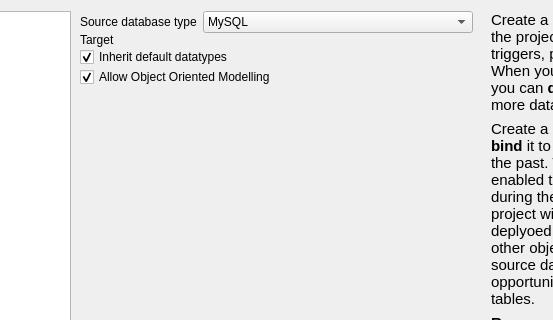
Old version of the form src/gui/NewProjectDialog.ui in the repository fritzone/ddm; both pictures show x 228 to 781 and y 0 to 320 of the 1021 by 579 pixel window.
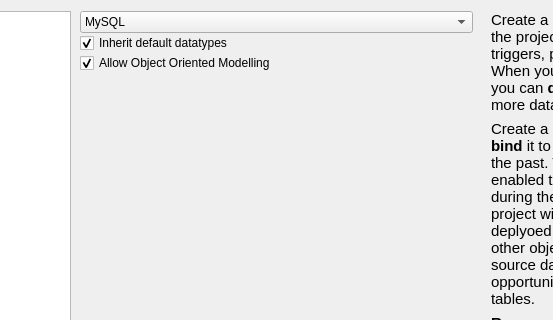
New version of the form. Icons and pictures are not drawn.

```diff
--- a/src/gui/NewProjectDialog.ui
+++ b/src/gui/NewProjectDialog.ui
@@ -174,23 +174,31 @@
          <property name="topMargin">
           <number>0</number>
          </property>
-         <item row="0" column="0">
-          <widget class="QLabel" name="lblSourceDatabase">
+         <item row="7" column="0" colspan="2">
+          <widget class="QCheckBox" name="chkInheritDefaultDatatypes">
+           <property name="toolTip">
+            <string>&lt;!DOCTYPE HTML PUBLIC &quot;-//W3C//DTD HTML 4.0//EN&quot; &quot;http://www.w3.org/TR/REC-html40/strict.dtd&quot;&gt;
+&lt;html&gt;&lt;head&gt;&lt;meta name=&quot;qrichtext&quot; content=&quot;1&quot; /&gt;&lt;style type=&quot;text/css&quot;&gt;
+p, li { white-space: pre-wrap; }
+&lt;/style&gt;&lt;/head&gt;&lt;body style=&quot; font-family:'Sans'; font-size:10pt; font-weight:400; font-style:normal;&quot;&gt;
+&lt;p style=&quot; margin-top:0px; margin-bottom:0px; margin-left:0px; margin-right:0px; -qt-block-indent:0; text-indent:0px;&quot;&gt;Populates your solution with a set of frequently used &lt;span style=&quot; font-weight:600;&quot;&gt;data types&lt;/span&gt;. You can change these during your session to fit your needs. If reverse engineering a database it is not reccomended to check this box.&lt;/p&gt;&lt;/body&gt;&lt;/html&gt;</string>
+           </property>
+           <property name="whatsThis">
+            <string>&lt;!DOCTYPE HTML PUBLIC &quot;-//W3C//DTD HTML 4.0//EN&quot; &quot;http://www.w3.org/TR/REC-html40/strict.dtd&quot;&gt;
+&lt;html&gt;&lt;head&gt;&lt;meta name=&quot;qrichtext&quot; content=&quot;1&quot; /&gt;&lt;style type=&quot;text/css&quot;&gt;
+p, li { white-space: pre-wrap; }
+&lt;/style&gt;&lt;/head&gt;&lt;body style=&quot; font-family:'Sans'; font-size:10pt; font-weight:400; font-style:normal;&quot;&gt;
+&lt;p style=&quot; margin-top:0px; margin-bottom:0px; margin-left:0px; margin-right:0px; -qt-block-indent:0; text-indent:0px;&quot;&gt;Populates your solution with a set of frequently used &lt;span style=&quot; font-weight:600;&quot;&gt;data types&lt;/span&gt;. You can change these during your session to fit your needs. If reverse engineering a database it is not reccomended to check this box.&lt;/p&gt;&lt;/body&gt;&lt;/html&gt;</string>
+           </property>
            <property name="text">
-            <string>Source database type</string>
+            <string>Inherit default datatypes</string>
            </property>
-           <property name="textFormat">
-            <enum>Qt::PlainText</enum>
-           </property>
-           <property name="alignment">
-            <set>Qt::AlignLeading|Qt::AlignLeft|Qt::AlignVCenter</set>
-           </property>
-           <property name="buddy">
-            <cstring>txtSolutionName</cstring>
+           <property name="checked">
+            <bool>true</bool>
            </property>
           </widget>
          </item>
-         <item row="0" column="1">
+         <item row="0" column="0" colspan="2">
           <widget class="QComboBox" name="cmbDatabase">
            <property name="toolTip">
             <string>Select the underlying database for the solution.</string>
@@ -219,30 +227,6 @@
           </widget>
          </item>
          <item row="8" column="0" colspan="2">
-          <widget class="QCheckBox" name="chkInheritDefaultDatatypes">
-           <property name="toolTip">
-            <string>&lt;!DOCTYPE HTML PUBLIC &quot;-//W3C//DTD HTML 4.0//EN&quot; &quot;http://www.w3.org/TR/REC-html40/strict.dtd&quot;&gt;
-&lt;html&gt;&lt;head&gt;&lt;meta name=&quot;qrichtext&quot; content=&quot;1&quot; /&gt;&lt;style type=&quot;text/css&quot;&gt;
-p, li { white-space: pre-wrap; }
-&lt;/style&gt;&lt;/head&gt;&lt;body style=&quot; font-family:'Sans'; font-size:10pt; font-weight:400; font-style:normal;&quot;&gt;
-&lt;p style=&quot; margin-top:0px; margin-bottom:0px; margin-left:0px; margin-right:0px; -qt-block-indent:0; text-indent:0px;&quot;&gt;Populates your solution with a set of frequently used &lt;span style=&quot; font-weight:600;&quot;&gt;data types&lt;/span&gt;. You can change these during your session to fit your needs. If reverse engineering a database it is not reccomended to check this box.&lt;/p&gt;&lt;/body&gt;&lt;/html&gt;</string>
-           </property>
-           <property name="whatsThis">
-            <string>&lt;!DOCTYPE HTML PUBLIC &quot;-//W3C//DTD HTML 4.0//EN&quot; &quot;http://www.w3.org/TR/REC-html40/strict.dtd&quot;&gt;
-&lt;html&gt;&lt;head&gt;&lt;meta name=&quot;qrichtext&quot; content=&quot;1&quot; /&gt;&lt;style type=&quot;text/css&quot;&gt;
-p, li { white-space: pre-wrap; }
-&lt;/style&gt;&lt;/head&gt;&lt;body style=&quot; font-family:'Sans'; font-size:10pt; font-weight:400; font-style:normal;&quot;&gt;
-&lt;p style=&quot; margin-top:0px; margin-bottom:0px; margin-left:0px; margin-right:0px; -qt-block-indent:0; text-indent:0px;&quot;&gt;Populates your solution with a set of frequently used &lt;span style=&quot; font-weight:600;&quot;&gt;data types&lt;/span&gt;. You can change these during your session to fit your needs. If reverse engineering a database it is not reccomended to check this box.&lt;/p&gt;&lt;/body&gt;&lt;/html&gt;</string>
-           </property>
-           <property name="text">
-            <string>Inherit default datatypes</string>
-           </property>
-           <property name="checked">
-            <bool>true</bool>
-           </property>
-          </widget>
-         </item>
-         <item row="9" column="0" colspan="2">
           <widget class="QCheckBox" name="chkAllowOOPModel">
            <property name="toolTip">
             <string>&lt;!DOCTYPE HTML PUBLIC &quot;-//W3C//DTD HTML 4.0//EN&quot; &quot;http://www.w3.org/TR/REC-html40/strict.dtd&quot;&gt;
@@ -266,16 +250,6 @@
            </property>
           </widget>
          </item>
-         <item row="1" column="0">
-          <widget class="QLabel" name="lblTargetDatabase">
-           <property name="text">
-            <string>Target</string>
-           </property>
-           <property name="alignment">
-            <set>Qt::AlignLeading|Qt::AlignLeft|Qt::AlignVCenter</set>
-           </property>
-          </widget>
-         </item>
         </layout>
        </widget>
       </item>
```
